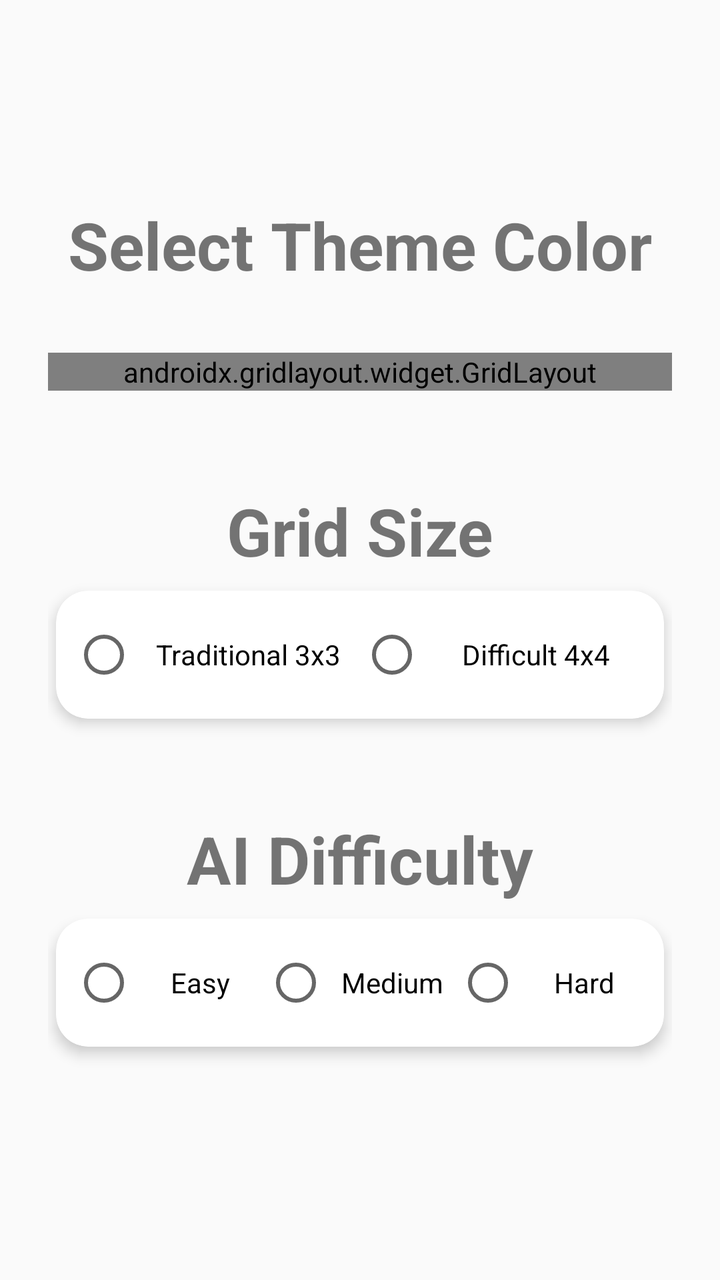
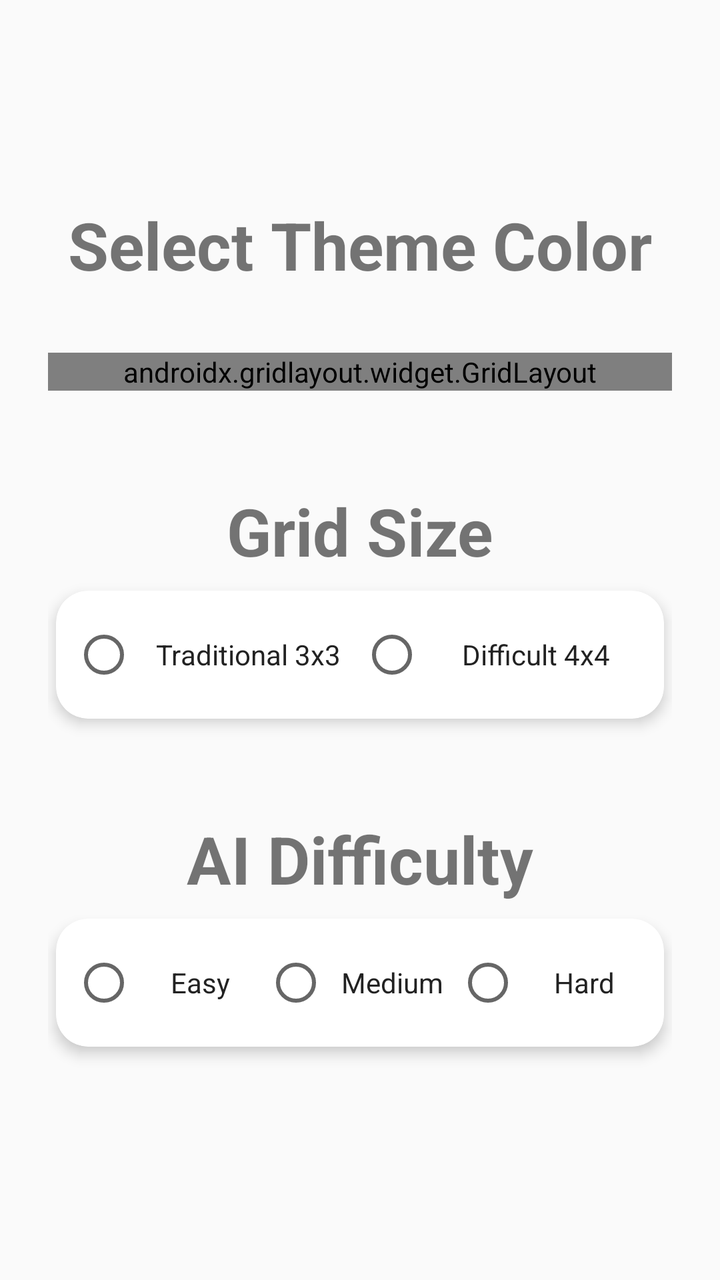

Two renders of the same Android screen: before a commit and after it. Below are the layout's source before the change and the commit's diff.
<!-- AndroidManifest.xml: activity theme Theme.TicTacToe -->
<!-- res/layout/activity_settings.xml -->
<?xml version="1.0" encoding="utf-8"?>
<LinearLayout xmlns:android="http://schemas.android.com/apk/res/android" xmlns:app="http://schemas.android.com/apk/res-auto"
    android:layout_width="match_parent"
    android:layout_height="match_parent"
    android:orientation="vertical"
    android:gravity="center"
    android:background="?android:windowBackground"
    android:padding="24dp">

    <TextView
        android:id="@+id/tvSettingsTitle"
        android:layout_width="wrap_content"
        android:layout_height="wrap_content"
        android:text="Select Theme Color"
        android:textSize="33sp"
        android:textStyle="bold"
        android:layout_marginBottom="32dp" />

    <androidx.gridlayout.widget.GridLayout
        android:layout_width="match_parent"
        android:layout_height="wrap_content"
        android:layout_gravity="center"
        android:layout_marginBottom="24dp"
        app:columnCount="3">
        <com.google.android.material.card.MaterialCardView
            android:id="@+id/cardDefault"
            android:layout_width="0dp"
            app:layout_columnWeight="1"
            android:layout_height="80dp"
            app:cardCornerRadius="16dp"
            app:cardElevation="6dp"
            android:layout_margin="8dp">
            <FrameLayout
                android:layout_width="match_parent"
                android:layout_height="match_parent"
                android:background="@drawable/bg_gradient_default">
                <TextView
                    android:id="@+id/tvDefault"
                    android:layout_width="match_parent"
                    android:layout_height="match_parent"
                    android:text="Default"
                    android:textColor="#222"
                    android:textSize="18sp"
                    android:gravity="center" />
            </FrameLayout>
        </com.google.android.material.card.MaterialCardView>
        <com.google.android.material.card.MaterialCardView
            android:id="@+id/cardBlue"
            android:layout_width="0dp"
            app:layout_columnWeight="1"
            android:layout_height="80dp"
            app:cardCornerRadius="16dp"
            app:cardElevation="6dp"
            android:layout_margin="8dp">
            <FrameLayout
                android:layout_width="match_parent"
                android:layout_height="match_parent"
                android:background="@drawable/bg_gradient_blue">
                <TextView
                    android:id="@+id/tvBlue"
                    android:layout_width="match_parent"
                    android:layout_height="match_parent"
                    android:text="Blue"
                    android:textColor="#fff"
                    android:textSize="18sp"
                    android:gravity="center" />
            </FrameLayout>
        </com.google.android.material.card.MaterialCardView>
        <com.google.android.material.card.MaterialCardView
            android:id="@+id/cardGreen"
            android:layout_width="0dp"
            app:layout_columnWeight="1"
            android:layout_height="80dp"
            app:cardCornerRadius="16dp"
            app:cardElevation="6dp"
            android:layout_margin="8dp">
            <FrameLayout
                android:layout_width="match_parent"
                android:layout_height="match_parent"
                android:background="@drawable/bg_gradient_green">
                <TextView
                    android:id="@+id/tvGreen"
                    android:layout_width="match_parent"
                    android:layout_height="match_parent"
                    android:text="Green"
                    android:textColor="#fff"
                    android:textSize="18sp"
                    android:gravity="center" />
            </FrameLayout>
        </com.google.android.material.card.MaterialCardView>
        <com.google.android.material.card.MaterialCardView
            android:id="@+id/cardRed"
            android:layout_width="0dp"
            app:layout_columnWeight="1"
            android:layout_height="80dp"
            app:cardCornerRadius="16dp"
            app:cardElevation="6dp"
            android:layout_margin="8dp">
            <FrameLayout
                android:layout_width="match_parent"
                android:layout_height="match_parent"
                android:background="@drawable/bg_gradient_red">
                <TextView
                    android:id="@+id/tvRed"
                    android:layout_width="match_parent"
                    android:layout_height="match_parent"
                    android:text="Red"
                    android:textColor="#fff"
                    android:textSize="18sp"
                    android:gravity="center" />
            </FrameLayout>
        </com.google.android.material.card.MaterialCardView>
        <com.google.android.material.card.MaterialCardView
            android:id="@+id/cardGold"
            android:layout_width="0dp"
            app:layout_columnWeight="1"
            android:layout_height="80dp"
            app:cardCornerRadius="16dp"
            app:cardElevation="6dp"
            android:layout_margin="8dp">
            <FrameLayout
                android:layout_width="match_parent"
                android:layout_height="match_parent"
                android:background="@drawable/bg_gradient_gold">
                <TextView
                    android:id="@+id/tvGold"
                    android:layout_width="match_parent"
                    android:layout_height="match_parent"
                    android:text="Gold"
                    android:textColor="#222"
                    android:textSize="18sp"
                    android:gravity="center" />
            </FrameLayout>
        </com.google.android.material.card.MaterialCardView>
        <com.google.android.material.card.MaterialCardView
            android:id="@+id/cardSilver"
            android:layout_width="0dp"
            app:layout_columnWeight="1"
            android:layout_height="80dp"
            app:cardCornerRadius="16dp"
            app:cardElevation="6dp"
            android:layout_margin="8dp">
            <FrameLayout
                android:layout_width="match_parent"
                android:layout_height="match_parent"
                android:background="@drawable/bg_gradient_silver">
                <TextView
                    android:id="@+id/tvSilver"
                    android:layout_width="match_parent"
                    android:layout_height="match_parent"
                    android:text="Silver"
                    android:textColor="#222"
                    android:textSize="18sp"
                    android:gravity="center" />
            </FrameLayout>
        </com.google.android.material.card.MaterialCardView>

    </androidx.gridlayout.widget.GridLayout>

    <TextView
        android:id="@+id/tvGridSizeTitle"
        android:layout_width="wrap_content"
        android:layout_height="wrap_content"
        android:text="Grid Size"
        android:textSize="33sp"
        android:textStyle="bold"
        android:layout_marginTop="24dp"
        android:layout_marginBottom="8dp" />

    <com.google.android.material.card.MaterialCardView
        android:layout_width="match_parent"
        android:layout_height="wrap_content"
        app:cardCornerRadius="16dp"
        app:cardElevation="4dp"
        android:layout_marginBottom="16dp"
        android:layout_marginLeft="4dp"
        android:layout_marginRight="4dp"
        app:cardBackgroundColor="@android:color/white">
        <RadioGroup
            android:id="@+id/radioGroupGridSize"
            android:layout_width="match_parent"
            android:layout_height="wrap_content"
            android:orientation="horizontal"
            android:gravity="center"
            android:padding="8dp">
            <RadioButton
                android:id="@+id/radioGrid3x3"
                android:layout_width="0dp"
                android:layout_height="wrap_content"
                android:layout_weight="1"
                android:gravity="center"
                android:text="Traditional 3x3" />
            <RadioButton
                android:id="@+id/radioGrid4x4"
                android:layout_width="0dp"
                android:layout_height="wrap_content"
                android:layout_weight="1"
                android:gravity="center"
                android:text="Difficult 4x4" />
        </RadioGroup>
    </com.google.android.material.card.MaterialCardView>

    <TextView
        android:id="@+id/tvDifficultyTitle"
        android:layout_width="wrap_content"
        android:layout_height="wrap_content"
        android:text="AI Difficulty"
        android:textSize="33sp"
        android:textStyle="bold"
        android:layout_marginTop="32dp"
        android:layout_marginBottom="8dp" />

    <com.google.android.material.card.MaterialCardView
        android:layout_width="match_parent"
        android:layout_height="wrap_content"
        app:cardCornerRadius="16dp"
        app:cardElevation="4dp"
        android:layout_marginLeft="4dp"
        android:layout_marginRight="4dp"
        android:layout_marginBottom="16dp"
        app:cardBackgroundColor="@android:color/white">
        <RadioGroup
            android:id="@+id/radioGroupDifficulty"
            android:layout_width="match_parent"
            android:layout_height="wrap_content"
            android:orientation="horizontal"
            android:gravity="center"
            android:padding="8dp">
            <RadioButton
                android:id="@+id/radioEasy"
                android:layout_width="0dp"
                android:layout_height="wrap_content"
                android:layout_weight="1"
                android:gravity="center"
                android:text="Easy" />
            <RadioButton
                android:id="@+id/radioMedium"
                android:layout_width="0dp"
                android:layout_height="wrap_content"
                android:layout_weight="1"
                android:gravity="center"
                android:text="Medium" />
            <RadioButton
                android:id="@+id/radioHard"
                android:layout_width="0dp"
                android:layout_height="wrap_content"
                android:layout_weight="1"
                android:gravity="center"
                android:text="Hard" />
        </RadioGroup>
    </com.google.android.material.card.MaterialCardView>




    </LinearLayout>
<!-- resources referenced by this layout -->
<resources>
  <!-- drawable bg_gradient_blue (drawable) -->
  <shape xmlns:android="http://schemas.android.com/apk/res/android">
      <gradient
          android:type="linear"
          android:angle="135"
          android:startColor="#2196F3"
          android:endColor="#64B5F6" />
  </shape>
  <!-- drawable bg_gradient_default (drawable) -->
  <shape xmlns:android="http://schemas.android.com/apk/res/android">
      <gradient
          android:type="linear"
          android:angle="135"
          android:startColor="#f5f5f5"
          android:endColor="#e0e0e0" />
  </shape>
  <!-- drawable bg_gradient_gold (drawable) -->
  <shape xmlns:android="http://schemas.android.com/apk/res/android">
      <gradient
          android:type="linear"
          android:angle="135"
          android:startColor="#FFD700"
          android:endColor="#FFF8DC" />
  </shape>
  <!-- drawable bg_gradient_green (drawable) -->
  <shape xmlns:android="http://schemas.android.com/apk/res/android">
      <gradient
          android:type="linear"
          android:angle="135"
          android:startColor="#43A047"
          android:endColor="#81C784" />
  </shape>
  <!-- drawable bg_gradient_red (drawable) -->
  <shape xmlns:android="http://schemas.android.com/apk/res/android">
      <gradient
          android:type="linear"
          android:angle="135"
          android:startColor="#E53935"
          android:endColor="#FF8A80" />
  </shape>
  <!-- drawable bg_gradient_silver (drawable) -->
  <shape xmlns:android="http://schemas.android.com/apk/res/android">
      <gradient
          android:type="linear"
          android:angle="135"
          android:startColor="#C0C0C0"
          android:endColor="#F5F5F5" />
  </shape>
  <style name="Theme.TicTacToe" parent="Theme.MaterialComponents.DayNight.NoActionBar">
          <item name="colorPrimary">@color/theme_default</item>
          <item name="colorPrimaryVariant">@color/theme_dark</item>
          <item name="colorOnPrimary">@color/theme_on</item>
          <item name="colorSecondary">@color/theme_blue</item>
          <item name="colorSecondaryVariant">@color/theme_dark</item>
          <item name="colorOnSecondary">@color/theme_on</item>
          <item name="android:windowBackground">@color/theme_light</item>
          <item name="android:textColorPrimary">@color/theme_on</item>
      </style>
  <color name="theme_default">#222222</color>
  <color name="theme_dark">#121212</color>
  <color name="theme_on">#FFFFFF</color>
  <color name="theme_blue">#1976D2</color>
  <color name="theme_light">#FAFAFA</color>
</resources>

<!-- the commit's change to res/layout/activity_settings.xml (unified diff, before → after) -->
@@ -175,7 +175,7 @@
         android:layout_marginBottom="16dp"
         android:layout_marginLeft="4dp"
         android:layout_marginRight="4dp"
-        app:cardBackgroundColor="@android:color/white">
+        app:cardBackgroundColor="@color/settings_card_bg_light">
         <RadioGroup
             android:id="@+id/radioGroupGridSize"
             android:layout_width="match_parent"
@@ -189,14 +189,16 @@
                 android:layout_height="wrap_content"
                 android:layout_weight="1"
                 android:gravity="center"
-                android:text="Traditional 3x3" />
+                android:text="Traditional 3x3"
+                android:textColor="@color/radio_text_selector" />
             <RadioButton
                 android:id="@+id/radioGrid4x4"
                 android:layout_width="0dp"
                 android:layout_height="wrap_content"
                 android:layout_weight="1"
                 android:gravity="center"
-                android:text="Difficult 4x4" />
+                android:text="Difficult 4x4"
+                android:textColor="@color/radio_text_selector" />
         </RadioGroup>
     </com.google.android.material.card.MaterialCardView>
 
@@ -218,7 +220,7 @@
         android:layout_marginLeft="4dp"
         android:layout_marginRight="4dp"
         android:layout_marginBottom="16dp"
-        app:cardBackgroundColor="@android:color/white">
+        app:cardBackgroundColor="@color/settings_card_bg_light">
         <RadioGroup
             android:id="@+id/radioGroupDifficulty"
             android:layout_width="match_parent"
@@ -232,21 +234,24 @@
                 android:layout_height="wrap_content"
                 android:layout_weight="1"
                 android:gravity="center"
-                android:text="Easy" />
+                android:text="Easy"
+                android:textColor="@color/radio_text_selector" />
             <RadioButton
                 android:id="@+id/radioMedium"
                 android:layout_width="0dp"
                 android:layout_height="wrap_content"
                 android:layout_weight="1"
                 android:gravity="center"
-                android:text="Medium" />
+                android:text="Medium"
+                android:textColor="@color/radio_text_selector" />
             <RadioButton
                 android:id="@+id/radioHard"
                 android:layout_width="0dp"
                 android:layout_height="wrap_content"
                 android:layout_weight="1"
                 android:gravity="center"
-                android:text="Hard" />
+                android:text="Hard"
+                android:textColor="@color/radio_text_selector" />
         </RadioGroup>
     </com.google.android.material.card.MaterialCardView>
 
<!-- resource entries referenced after the edit -->
@@ -1,5 +1,6 @@
 <!-- resources referenced by this layout -->
 <resources>
+  <color name="settings_card_bg_light">#FFFFFFFF</color>
   <!-- drawable bg_gradient_blue (drawable) -->
   <shape xmlns:android="http://schemas.android.com/apk/res/android">
       <gradient
